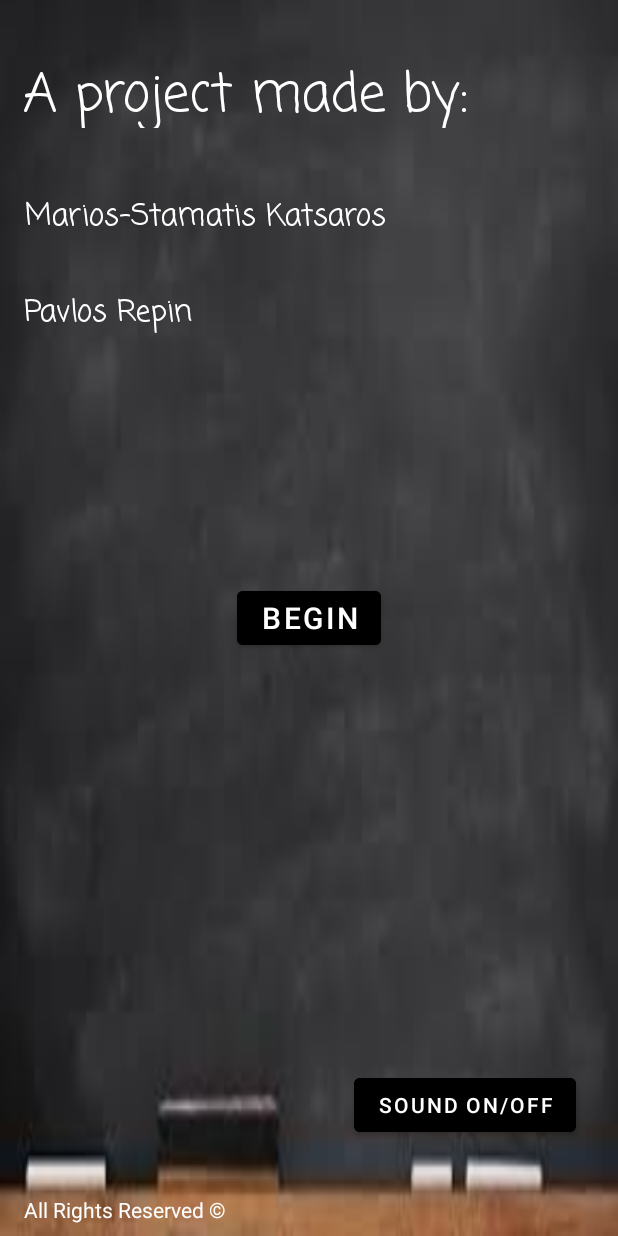
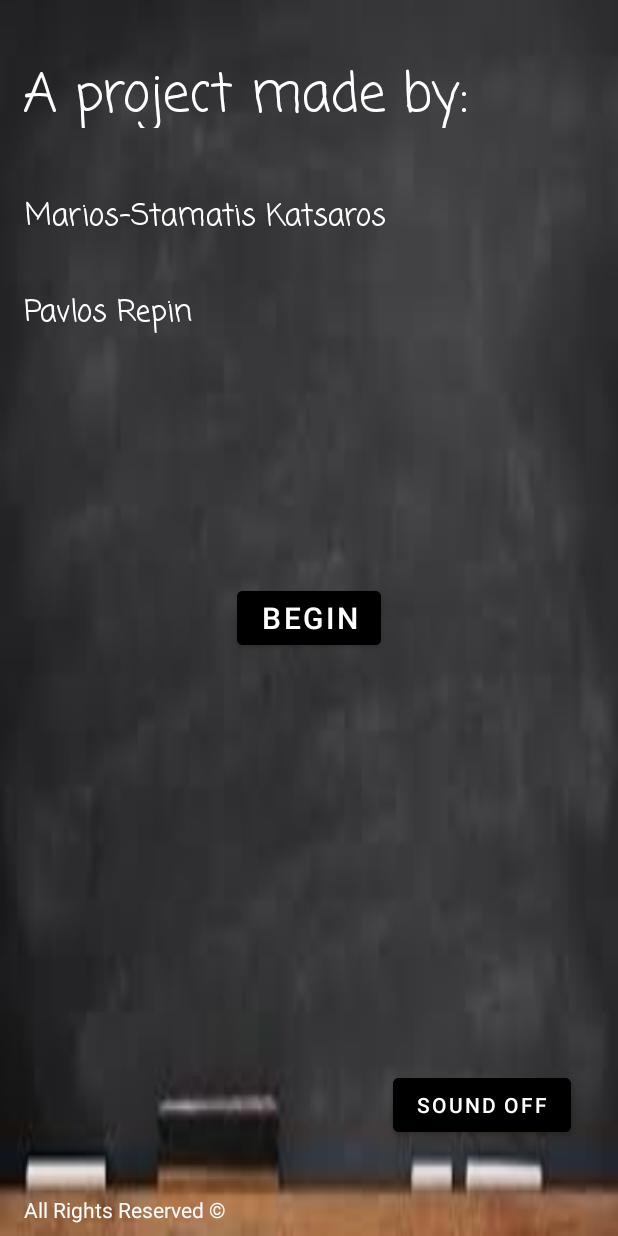
Before and after one commit to Pavlos-Re/QuizApp, an Android app: the screen it shows after launch (MainActivity), on a phone screen of 412 x 824 dp. Run offline under Robolectric (Android 15) with nearby library versions, the phone set to English and light mode, and no system bars.

Commit message:
added functionality to sound button

```diff
--- a/app/src/main/java/com/example/myapplication/MainActivity.java
+++ b/app/src/main/java/com/example/myapplication/MainActivity.java
@@ -3,7 +3,9 @@ package com.example.myapplication;
 import androidx.appcompat.app.AppCompatActivity;
 
 import android.content.Intent;
+import android.media.MediaPlayer;
 import android.os.Bundle;
+import android.view.View;
 import android.widget.Button;
 
 public class MainActivity extends AppCompatActivity {
@@ -14,11 +16,27 @@ public class MainActivity extends AppCompatActivity {
         setContentView(R.layout.activity_main);
 
         Button button = (Button) findViewById(R.id.button_begin);
+        Button button2 = (Button) findViewById(R.id.button_sound_on_off);
+
+
         button.setOnClickListener(v -> {
             Intent intent = new Intent(MainActivity.this, MainMenu.class);
             startActivity(intent);
         });
+        final MediaPlayer media = MediaPlayer.create(this, R.raw.street_soul);
+        media.setLooping(true);
+        button2.setOnClickListener(v -> {
+
+                if(media.isPlaying()==false) {
+                    button2.setText(R.string.app_on_mus);
+                    media.start();
+
+                }
+                else {
+                    media.pause();
+                    button2.setText(R.string.app_off_mus);
+                }
+        });
 
     }
-
 }
--- a/app/src/main/res/layout/activity_main.xml
+++ b/app/src/main/res/layout/activity_main.xml
@@ -76,15 +76,16 @@
         app:layout_constraintTop_toTopOf="parent" />
 
     <Button
-        android:id="@+id/button_sound_onoff"
+        android:id="@+id/button_sound_on_off"
         android:layout_width="wrap_content"
         android:layout_height="wrap_content"
         android:backgroundTint="@color/black"
-        android:text="@string/app_onoff_mus"
+        android:text="@string/app_off_mus"
         app:layout_constraintBottom_toBottomOf="parent"
         app:layout_constraintEnd_toEndOf="parent"
         app:layout_constraintHorizontal_bias="0.894"
         app:layout_constraintStart_toStartOf="parent"
         app:layout_constraintTop_toTopOf="parent"
         app:layout_constraintVertical_bias="0.918" />
+
 </androidx.constraintlayout.widget.ConstraintLayout>
--- a/app/src/main/res/values/strings.xml
+++ b/app/src/main/res/values/strings.xml
@@ -6,6 +6,7 @@
     <string name="app_introduction">A project made by:</string>
     <string name="app_rights">All Rights Reserved \u00a9</string>
     <string name="app_begin_but">Begin</string>
-    <string name="app_onoff_mus">Sound ON/OFF</string>
+    <string name="app_on_mus">Sound ON</string>
+    <string name="app_off_mus">Sound OFF</string>
 
 </resources>
```
Also changed, not shown: 1 other file.
